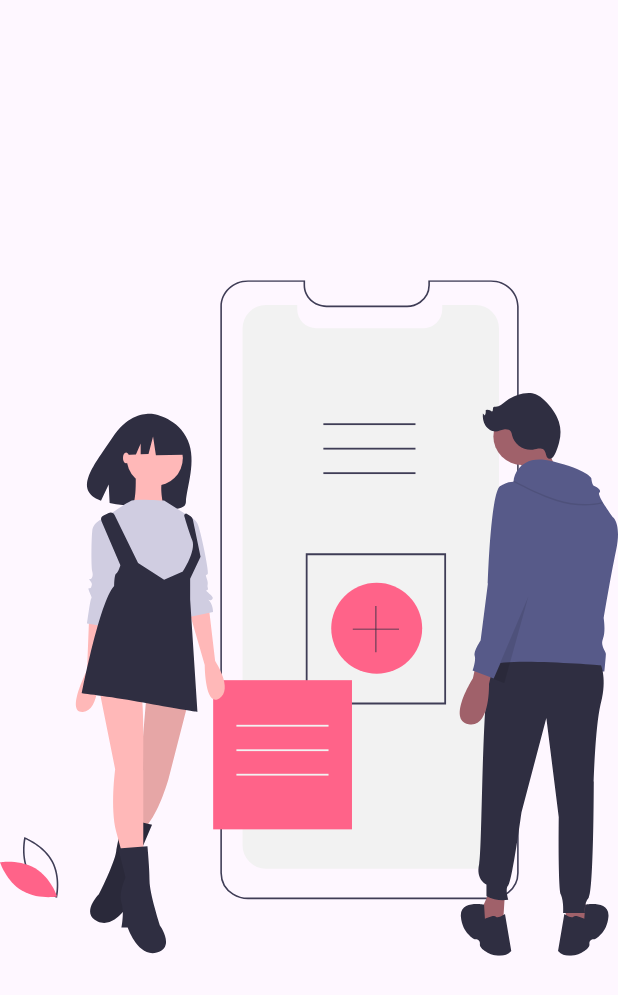
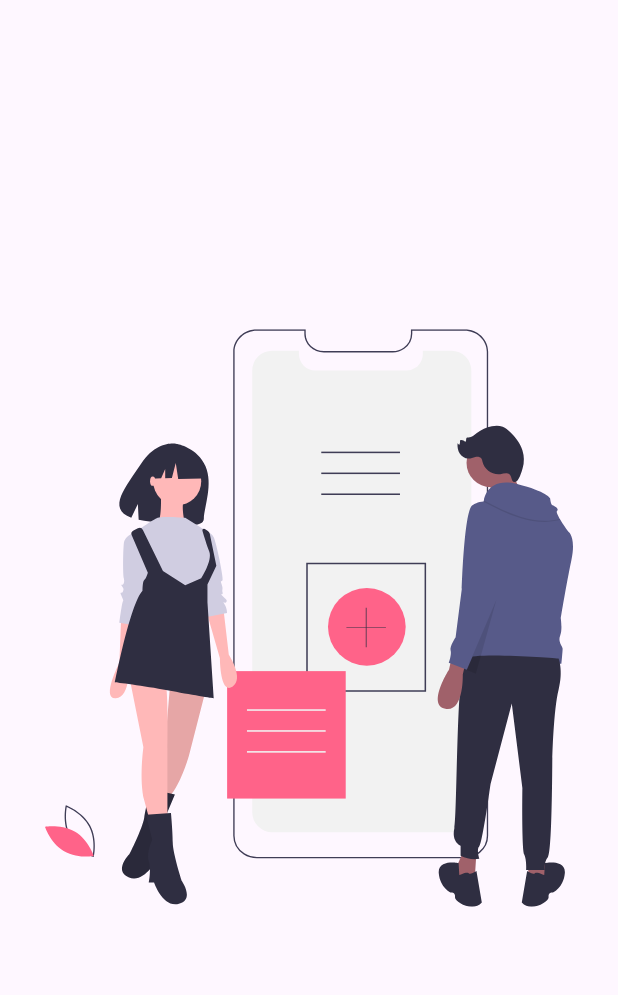
Before and after one commit to Flutter-Course-Sergio/designsApp, a Flutter app: the screen it shows after launch, on a phone screen of 412 x 824 dp. Shown: the top 995 px of the screen. Run offline on Flutter 3.47's test engine with Material 3 defaults, Android fonts, the light colour scheme and no system bars; our stand-ins replace flutter_svg.

Commit message:
slideshow white page view

```diff
--- a/lib/src/pages/slideshow_page.dart
+++ b/lib/src/pages/slideshow_page.dart
@@ -7,9 +7,39 @@ class SlideShowPage extends StatelessWidget {
   @override
   Widget build(BuildContext context) {
     return Scaffold(
-      body: Center(
-        child: SvgPicture.asset('assets/svgs/slide-1.svg'),
+      body: Center(child: _Slides()),
+    );
+  }
+}
+
+//,
+
+class _Slides extends StatelessWidget {
+  @override
+  Widget build(BuildContext context) {
+    return Container(
+      child: PageView(
+        children: const [
+          _Slide('assets/svgs/slide-1.svg'),
+          _Slide('assets/svgs/slide-2.svg'),
+          _Slide('assets/svgs/slide-3.svg')
+        ],
       ),
     );
   }
 }
+
+class _Slide extends StatelessWidget {
+  final String svg;
+
+  const _Slide(this.svg);
+
+  @override
+  Widget build(BuildContext context) {
+    return Container(
+        width: double.infinity,
+        height: double.infinity,
+        padding: const EdgeInsets.all(30),
+        child: SvgPicture.asset(svg));
+  }
+}
```
